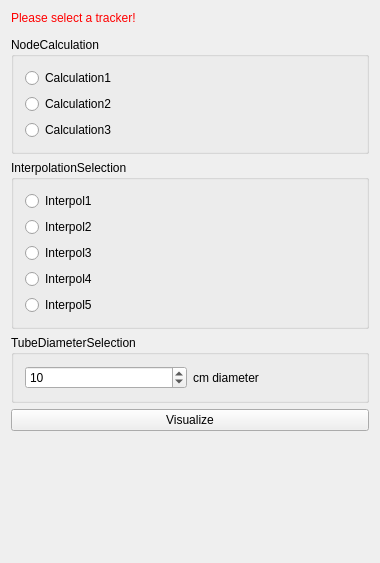
This is Plugins/org.mitk.gui.qt.endoscopevisualization/src/internal/EndoscopeVisualizationControls.ui in heinpa02/EndoscopeVisualizationPlugin as Qt 5 draws it before an edit. The edited form follows.
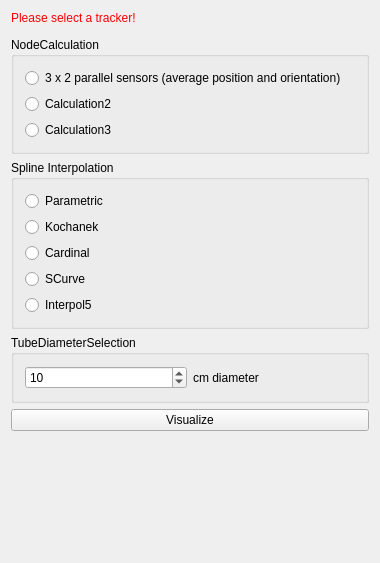
This is the edited form. Custom widgets are drawn as their Qt base class.

What changed in the file:
```diff
--- a/Plugins/org.mitk.gui.qt.endoscopevisualization/src/internal/EndoscopeVisualizationControls.ui
+++ b/Plugins/org.mitk.gui.qt.endoscopevisualization/src/internal/EndoscopeVisualizationControls.ui
@@ -42,7 +42,7 @@
       <item>
        <widget class="QRadioButton" name="Cal1">
         <property name="text">
-         <string>Calculation1</string>
+         <string>3 x 2 parallel sensors (average position and orientation)</string>
         </property>
        </widget>
       </item>
@@ -69,34 +69,34 @@
       <bool>true</bool>
      </property>
      <property name="title">
-      <string>InterpolationSelection</string>
+      <string>Spline Interpolation</string>
      </property>
      <layout class="QVBoxLayout" name="verticalLayout_2">
       <item>
        <widget class="QRadioButton" name="Interpol1">
         <property name="text">
-         <string>Interpol1</string>
+         <string>Parametric</string>
         </property>
        </widget>
       </item>
       <item>
        <widget class="QRadioButton" name="Interpol2">
         <property name="text">
-         <string>Interpol2</string>
+         <string>Kochanek</string>
         </property>
        </widget>
       </item>
       <item>
        <widget class="QRadioButton" name="Interpol3">
         <property name="text">
-         <string>Interpol3</string>
+         <string>Cardinal</string>
         </property>
        </widget>
       </item>
       <item>
        <widget class="QRadioButton" name="Interpol4">
         <property name="text">
-         <string>Interpol4</string>
+         <string>SCurve</string>
         </property>
        </widget>
       </item>
```
